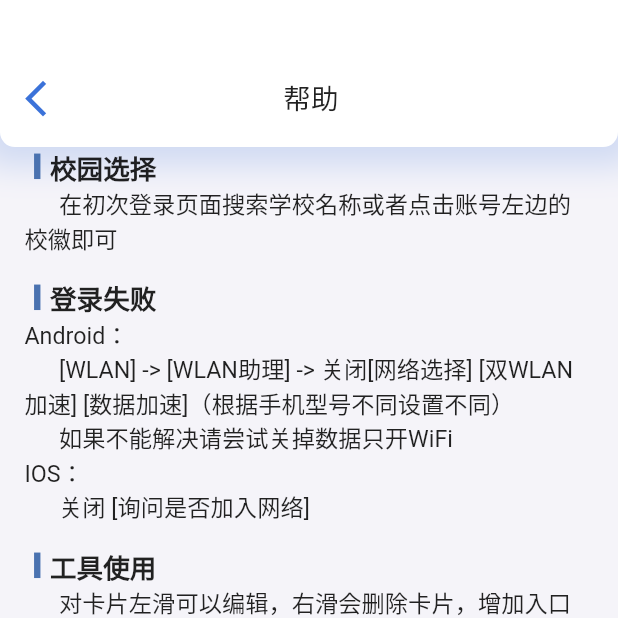
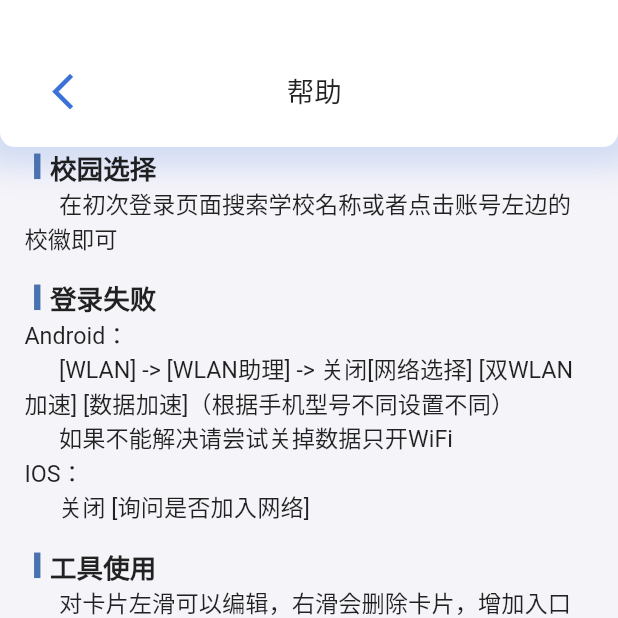
Before and after one commit to VaIOReTto1/CumtLogin, a Flutter app: the LoginPage screen opened directly, after a tap on the "help outline" icon, on a phone screen of 412 x 824 dp, the top half of it. Run offline on Flutter 3.47's test engine with Material 2 defaults, Android fonts, the phone set to English and light mode, and no system bars; our stand-ins replace bot_toast, cached_network_image, dio, firebase_analytics, firebase_core, flutter_screenutil and 6 more; missing offline and left inert: flutter_picker, flutter_share; accounts and stored records are empty.

Commit message:
optimize:更改appbar边距

```diff
--- a/lib/Login/LoginPage/loginpage.dart
+++ b/lib/Login/LoginPage/loginpage.dart
@@ -152,6 +152,9 @@ class _LoginPageState extends State<LoginPage>
   Widget LoginCircleAnimation(BuildContext context) {
     return Stack(
       children: [
+        Elippse(rotation: 0.00,),
+        Elippse(rotation: 60.0,),
+        Elippse(rotation: 120.0),
         //周围圆环动画
         Center(
           child: AnimatedBuilder(
@@ -184,7 +187,10 @@ class _LoginPageState extends State<LoginPage>
         ),
         //中间圆圈
         Center(
-          child: IgnorePointer(
+          child: InkWell(
+            onTap: () => _handleLogin(context),
+            highlightColor: Colors.transparent,
+            radius: 0,
             child: Container(
               width: MediaQuery.of(context).size.height * 0.2,
               height: MediaQuery.of(context).size.height * 0.2,
@@ -244,6 +250,7 @@ class _LoginPageState extends State<LoginPage>
   Widget LoginAppBar(BuildContext context) {
     return Container(
       height: MediaQuery.of(context).size.height * 0.119,
+      padding: EdgeInsets.fromLTRB(18, MediaQuery.of(context).padding.top, 18, 0),
       decoration: BoxDecoration(
         borderRadius: const BorderRadius.only(
           bottomLeft: Radius.circular(10.0),
@@ -269,7 +276,7 @@ class _LoginPageState extends State<LoginPage>
               Expanded(
                 flex: 1,
                 child: Text(
-                  '    ${Prefs.school1}',
+                  '${Prefs.school1}',
                   style: TextStyle(
                     fontSize: UIConfig.fontSizeTitle * 1.2,
                     color: const Color.fromRGBO(59, 114, 217, 1),
@@ -309,3 +316,77 @@ class _LoginPageState extends State<LoginPage>
         });
   }
 }
+
+class Elippse extends StatefulWidget {
+  double rotation;
+  Elippse({super.key,required this.rotation});
+
+
+  @override
+  State<Elippse> createState() => _ElippseState();
+}
+
+class _ElippseState extends State<Elippse> with SingleTickerProviderStateMixin {
+  late double padding=widget.rotation;
+  @override
+  void initState() {
+    super.initState();
+    // 启动一个循环动画
+    startRotationAnimation();
+  }
+
+
+  void startRotationAnimation() {
+    Future.delayed(const Duration(milliseconds: 100), () {
+      setState(() {
+        widget.rotation=widget.rotation + 5; // 控制旋转速度，可以根据需要调整
+        startRotationAnimation();
+      });
+    });
+  }
+
+  @override
+  Widget build(BuildContext context) {
+    return Center(
+      child: Padding(
+        padding: EdgeInsets.fromLTRB(0, padding/8, 0, padding/2),
+        child: Transform.rotate(
+          angle: widget.rotation* 3.14 / 180.0, // 旋转角度
+          child: CustomPaint(
+            size: Size(MediaQuery.of(context).size.height * 0.7,
+                MediaQuery.of(context).size.height * 0.55),
+            painter: EllipsePainter(),
+          ),
+        ),
+      ),
+    );
+  }
+}
+
+class EllipsePainter extends CustomPainter {
+  @override
+  void paint(Canvas canvas, Size size) {
+    Paint paint = Paint()
+      ..color = Prefs.status == '1'?Colors.blue.withOpacity(0.4):Colors.grey.withOpacity(0.4)
+      ..style = PaintingStyle.fill;
+
+    double centerX = size.width / 2;
+    double centerY = size.height / 2;
+    double radiusX = size.width / 2;
+    double radiusY = size.height / 2;
+
+    canvas.drawOval(
+      Rect.fromCenter(
+        center: Offset(centerX, centerY),
+        width: radiusX,
+        height: radiusY,
+      ),
+      paint,
+    );
+  }
+
+  @override
+  bool shouldRepaint(CustomPainter oldDelegate) {
+    return false;
+  }
+}
--- a/lib/settings/help/help_page.dart
+++ b/lib/settings/help/help_page.dart
@@ -22,6 +22,7 @@ class HelpPage extends StatelessWidget {
             children: [
               Container(
                 height: MediaQuery.of(context).size.height * 0.119,
+                padding: EdgeInsets.fromLTRB(18, MediaQuery.of(context).padding.top, 18, 5),
                 decoration: BoxDecoration(
                   borderRadius: const BorderRadius.only(
                     bottomLeft: Radius.circular(10.0),
--- a/lib/settings/settings.dart
+++ b/lib/settings/settings.dart
@@ -25,6 +25,7 @@ class _SettingPageState extends State<SettingPage> {
         children: [
           Container(
             height: MediaQuery.of(context).size.height * 0.119,
+            padding: EdgeInsets.fromLTRB(18, MediaQuery.of(context).padding.top, 18, 0),
             decoration: BoxDecoration(
               borderRadius: const BorderRadius.only(
                 bottomLeft: Radius.circular(10.0),
--- a/lib/settings/settings_appbar.dart
+++ b/lib/settings/settings_appbar.dart
@@ -12,7 +12,8 @@ class SettingsAppBar extends StatelessWidget {
   @override
   Widget build(BuildContext context) {
     return Container(
-      height: MediaQuery.of(context).size.height * 0.119,
+      height: MediaQuery.of(context).size.height * 0.123,
+      padding: EdgeInsets.fromLTRB(0, MediaQuery.of(context).padding.top, 0, 0),
       decoration: BoxDecoration(
         borderRadius: const BorderRadius.only(
           bottomLeft: Radius.circular(10.0),
```
Also changed, not shown: lib/UrlPage/url_page.dart (+3 -10 lines), lib/config/icon.dart (line endings or trailing spaces), lib/settings/drawer_button.dart (line endings or trailing spaces).
